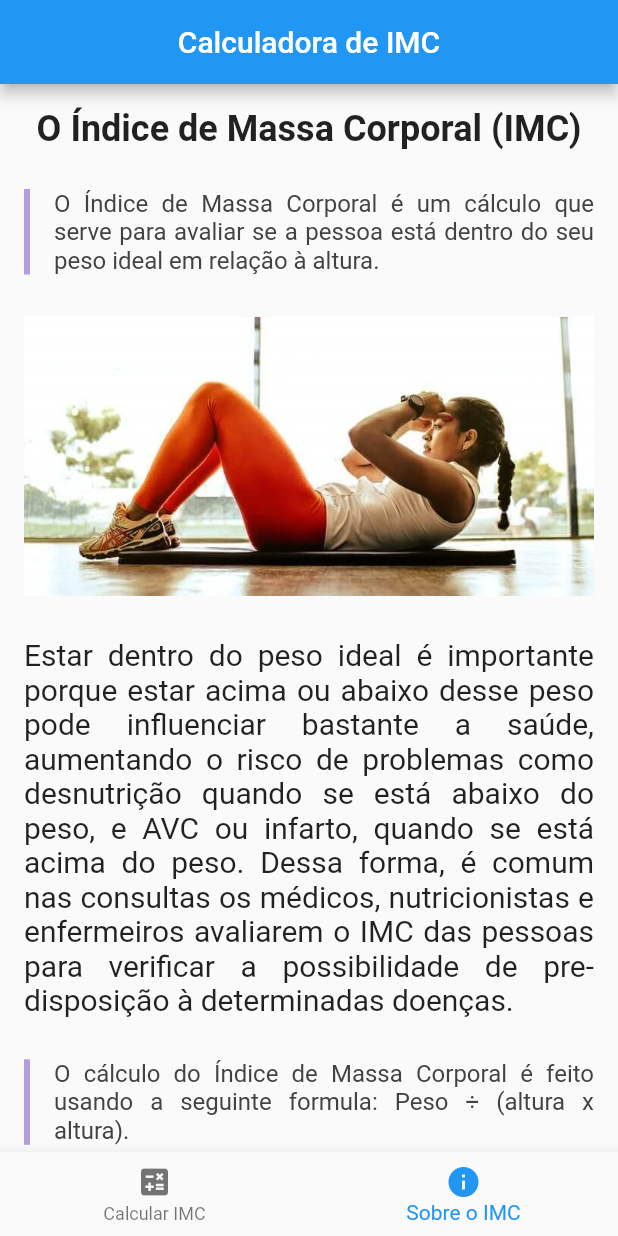
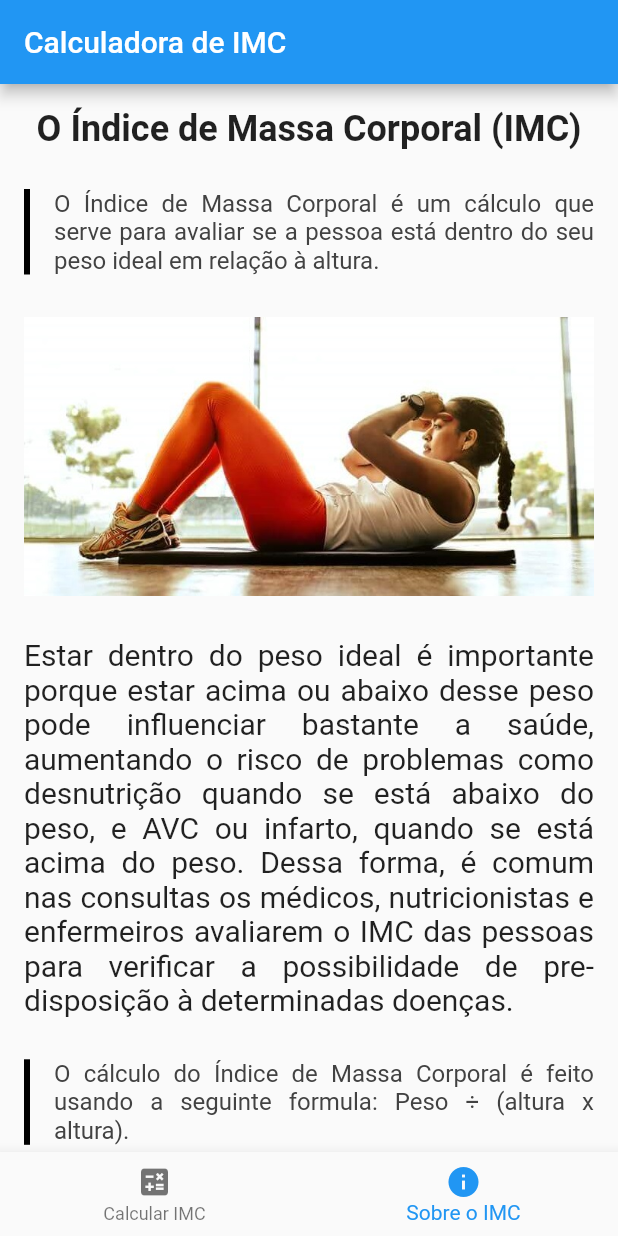
Before and after one commit to Gabriel-S-Souza/imc_calculator_with_flutter, a Flutter app: the screen it shows after launch, swiped to page 2, on a phone screen of 412 x 824 dp. Run offline on Flutter 3.47's test engine with Material 2 defaults, Android fonts, the phone set to English and light mode, and no system bars.

Commit message:
refactored main file

```diff
--- a/lib/main.dart
+++ b/lib/main.dart
@@ -2,8 +2,18 @@ import 'package:calculadora_de_imc/pages/home_page.dart';
 import 'package:flutter/material.dart';
 
 void main() {
-  runApp(const MaterialApp(
-    home: HomePage(),
-    debugShowCheckedModeBanner: false,
-  ));
+  runApp(const MyApp());
 }
+
+class MyApp extends StatelessWidget {
+  const MyApp({Key? key}) : super(key: key);
+
+  @override
+  Widget build(BuildContext context) {
+    return MaterialApp(
+      theme: ThemeData(primaryColor: Colors.green),
+      home: const HomePage(),
+      debugShowCheckedModeBanner: false,
+    );
+  }
+}
--- a/lib/pages/home_page.dart
+++ b/lib/pages/home_page.dart
@@ -31,7 +31,7 @@ class _HomePageState extends State<HomePage> {
     return Scaffold(
       appBar: AppBar(
         title: const Text("Calculadora de IMC"),
-        centerTitle: true,
+        // centerTitle: true,
       ),
       body: PageView(
         controller: pageController,
--- a/lib/widgets/custom_left_border_text.dart
+++ b/lib/widgets/custom_left_border_text.dart
@@ -15,7 +15,8 @@ class CustomLeftBorderText extends StatelessWidget {
       decoration: BoxDecoration(
           border: Border(
               left: BorderSide(
-        color: Colors.deepPurple[200]!,
+          //TODO: Descomentar ou apagar a cor deste paragrafo
+        // color: Colors.deepPurple[200]!,
         width: 4,
       ))),
       child: Padding(
```
